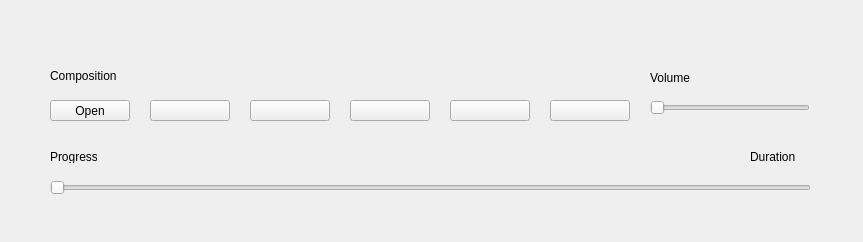
This is widget.ui in eset9696/QtMediaPlayer as Qt 5 draws it before an edit. The edited form follows.
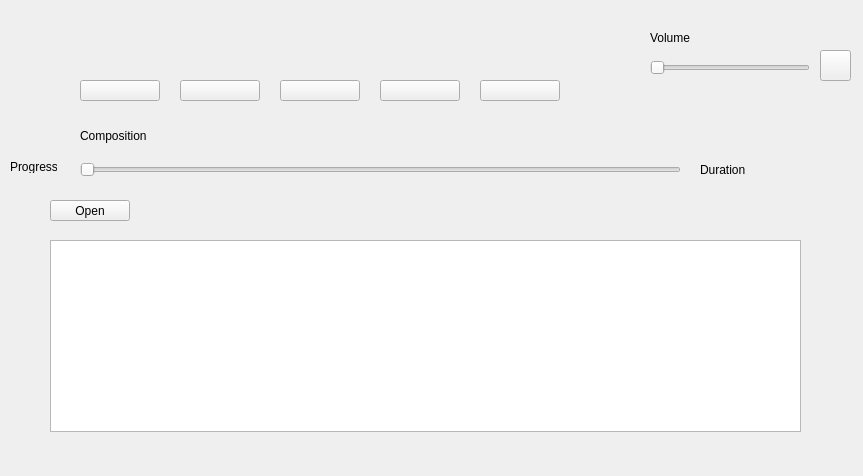
This is the edited form. Icons and pictures are not drawn.

Commit message: classwork playlist in progress

Patch:
```diff
--- a/widget.ui
+++ b/widget.ui
@@ -7,7 +7,7 @@
     <x>0</x>
     <y>0</y>
     <width>863</width>
-    <height>242</height>
+    <height>476</height>
    </rect>
   </property>
   <property name="windowTitle">
@@ -21,8 +21,8 @@
   <widget class="QPushButton" name="pushButtonPlay">
    <property name="geometry">
     <rect>
-     <x>250</x>
-     <y>100</y>
+     <x>280</x>
+     <y>80</y>
      <width>80</width>
      <height>21</height>
     </rect>
@@ -34,8 +34,8 @@
   <widget class="QPushButton" name="pushButtonPause">
    <property name="geometry">
     <rect>
-     <x>350</x>
-     <y>100</y>
+     <x>180</x>
+     <y>80</y>
      <width>80</width>
      <height>21</height>
     </rect>
@@ -47,8 +47,8 @@
   <widget class="QPushButton" name="pushButtonStop">
    <property name="geometry">
     <rect>
-     <x>450</x>
-     <y>100</y>
+     <x>380</x>
+     <y>80</y>
      <width>80</width>
      <height>21</height>
     </rect>
@@ -60,9 +60,9 @@
   <widget class="QLabel" name="labelComposition">
    <property name="geometry">
     <rect>
-     <x>50</x>
-     <y>60</y>
-     <width>581</width>
+     <x>80</x>
+     <y>120</y>
+     <width>601</width>
      <height>31</height>
     </rect>
    </property>
@@ -74,7 +74,7 @@
    <property name="geometry">
     <rect>
      <x>50</x>
-     <y>100</y>
+     <y>200</y>
      <width>80</width>
      <height>21</height>
     </rect>
@@ -86,8 +86,8 @@
   <widget class="QPushButton" name="pushButtonPrev">
    <property name="geometry">
     <rect>
-     <x>150</x>
-     <y>100</y>
+     <x>80</x>
+     <y>80</y>
      <width>80</width>
      <height>21</height>
     </rect>
@@ -99,8 +99,8 @@
   <widget class="QPushButton" name="pushButtonNext">
    <property name="geometry">
     <rect>
-     <x>550</x>
-     <y>100</y>
+     <x>480</x>
+     <y>80</y>
      <width>80</width>
      <height>21</height>
     </rect>
@@ -113,7 +113,7 @@
    <property name="geometry">
     <rect>
      <x>650</x>
-     <y>100</y>
+     <y>60</y>
      <width>160</width>
      <height>16</height>
     </rect>
@@ -126,7 +126,7 @@
    <property name="geometry">
     <rect>
      <x>650</x>
-     <y>70</y>
+     <y>30</y>
      <width>161</width>
      <height>16</height>
     </rect>
@@ -138,10 +138,10 @@
   <widget class="QSlider" name="horizontalSliderProgress">
    <property name="geometry">
     <rect>
-     <x>50</x>
-     <y>180</y>
-     <width>761</width>
-     <height>16</height>
+     <x>80</x>
+     <y>160</y>
+     <width>601</width>
+     <height>20</height>
     </rect>
    </property>
    <property name="orientation">
@@ -151,8 +151,8 @@
   <widget class="QLabel" name="labelProgress">
    <property name="geometry">
     <rect>
-     <x>50</x>
-     <y>150</y>
+     <x>10</x>
+     <y>160</y>
      <width>47</width>
      <height>13</height>
     </rect>
@@ -164,14 +164,40 @@
   <widget class="QLabel" name="labelDuration">
    <property name="geometry">
     <rect>
-     <x>750</x>
-     <y>150</y>
-     <width>47</width>
-     <height>13</height>
+     <x>700</x>
+     <y>160</y>
+     <width>151</width>
+     <height>20</height>
     </rect>
    </property>
    <property name="text">
     <string>Duration</string>
+   </property>
+   <property name="alignment">
+    <set>Qt::AlignLeading|Qt::AlignLeft|Qt::AlignVCenter</set>
+   </property>
+  </widget>
+  <widget class="QPushButton" name="pushButtonMute">
+   <property name="geometry">
+    <rect>
+     <x>820</x>
+     <y>50</y>
+     <width>31</width>
+     <height>31</height>
+    </rect>
+   </property>
+   <property name="text">
+    <string/>
+   </property>
+  </widget>
+  <widget class="QTableView" name="tableviewPlaylist">
+   <property name="geometry">
+    <rect>
+     <x>50</x>
+     <y>240</y>
+     <width>751</width>
+     <height>192</height>
+    </rect>
    </property>
   </widget>
  </widget>
```
The commit also changes 2 other files.
